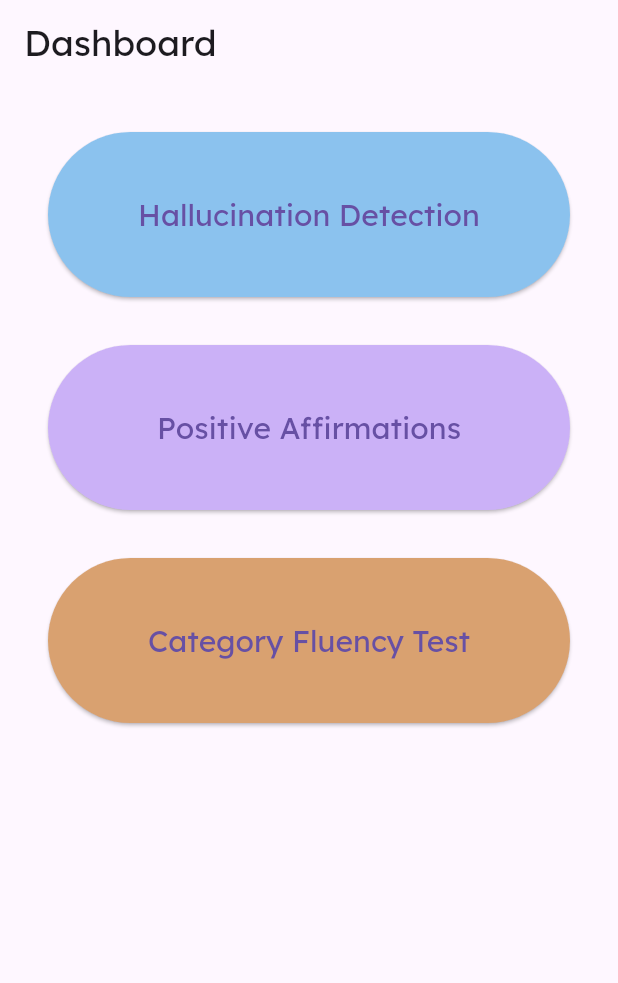
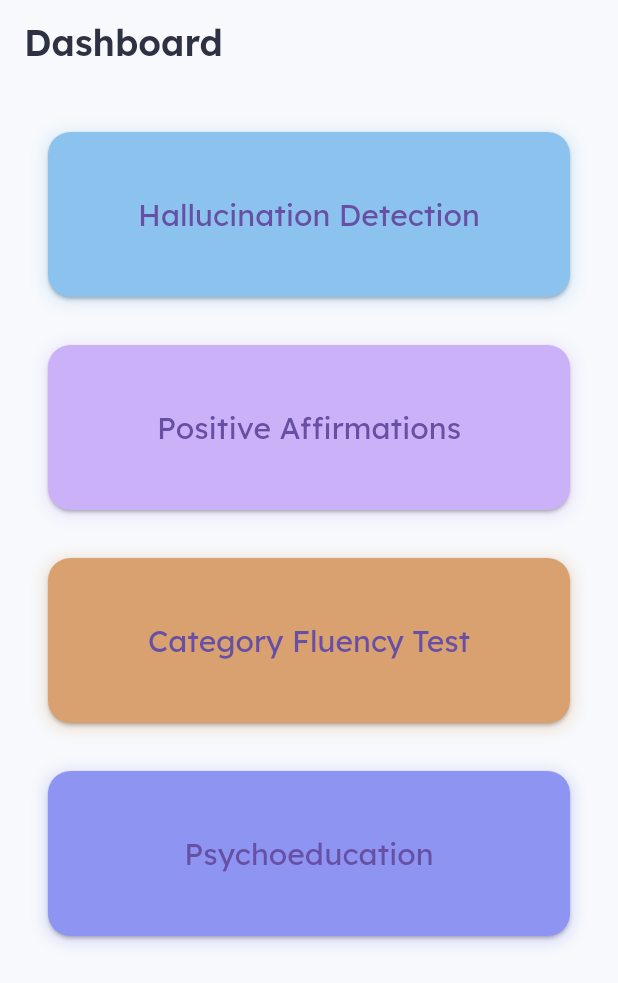
Before and after one commit to truesight-app/truesight_app, a Flutter app: the screen it shows after launch, on a phone screen of 412 x 824 dp. Shown: the top 983 px of the screen. Run offline on Flutter 3.47's test engine with Material 3 defaults, Android fonts, the phone set to English and light mode, and no system bars; our stand-ins replace flutter_markdown, flutter_riverpod, google_fonts, google_generative_ai; missing offline and left inert: audio_waveforms, ffmpeg_kit_flutter, tflite_flutter.

Commit message:
finish redesign

```diff
--- a/lib/pages/home.dart
+++ b/lib/pages/home.dart
@@ -4,8 +4,10 @@ import 'package:flutter/material.dart';
 import 'package:truesight/pages/data_collection.dart';
 import 'package:truesight/pages/positive_affs.dart';
 import 'package:google_fonts/google_fonts.dart';
+import 'package:truesight/pages/psychoeducation_page.dart';
 import 'package:truesight/pages/semantic_test.dart';
 
+// Updated HomePage
 class HomePage extends StatefulWidget {
   const HomePage({super.key});
 
@@ -17,13 +19,22 @@ class _HomePageState extends State<HomePage> {
   @override
   Widget build(BuildContext context) {
     return Scaffold(
+      backgroundColor: const Color(0xFFF7F9FC),
       appBar: AppBar(
-        title: Text('Dashboard', style: GoogleFonts.lexend(fontSize: 24)),
+        elevation: 0,
+        backgroundColor: Colors.transparent,
+        title: Text(
+          'Dashboard',
+          style: GoogleFonts.lexend(
+            fontSize: 24,
+            color: const Color(0xFF2D3142),
+            fontWeight: FontWeight.w600,
+          ),
+        ),
       ),
       body: Padding(
         padding: const EdgeInsets.all(16.0),
         child: ListView(
-
           children: [
             _buildDashboardButton(
               context,
@@ -43,7 +54,14 @@ class _HomePageState extends State<HomePage> {
               context,
               "Category Fluency Test",
               const Color.fromARGB(255, 217, 161, 112),
-              SemanticTestPage(),
+              const SemanticTestPage(),
+              110,
+            ),
+            _buildDashboardButton(
+              context,
+              "Psychoeducation",
+              const Color(0xFF8E94F2),
+              const PsychoeducationPage(),
               110,
             ),
           ],
@@ -52,19 +70,31 @@ class _HomePageState extends State<HomePage> {
     );
   }
 
-  Widget _buildDashboardButton(
-      BuildContext context, String title, Color color, Widget? page, double size) {
+  Widget _buildDashboardButton(BuildContext context, String title, Color color,
+      Widget? page, double size) {
     return Padding(
-      padding: EdgeInsets.all(16.0),
-      child: SizedBox(
+      padding: const EdgeInsets.all(16.0),
+      child: Container(
         height: size,
+        decoration: BoxDecoration(
+          borderRadius: BorderRadius.circular(15),
+          boxShadow: [
+            BoxShadow(
+              color: color.withOpacity(0.3),
+              spreadRadius: 2,
+              blurRadius: 8,
+              offset: const Offset(0, 2),
+            ),
+          ],
+        ),
         child: ElevatedButton(
           style: ElevatedButton.styleFrom(
             backgroundColor: color,
             padding: const EdgeInsets.all(16.0),
             textStyle: GoogleFonts.lexend(fontSize: 20),
-
-
+            shape: RoundedRectangleBorder(
+              borderRadius: BorderRadius.circular(15),
+            ),
           ),
           onPressed: page != null
               ? () {
@@ -76,9 +106,8 @@ class _HomePageState extends State<HomePage> {
                 }
               : null,
           child: Text(title, textAlign: TextAlign.center),
-    )
         ),
-
+      ),
     );
   }
 }
```
Also changed, not shown: lib/pages/psychoeducation_page.dart (added, +141 -0 lines). Lines whose indentation alone changed are shown as unchanged.
